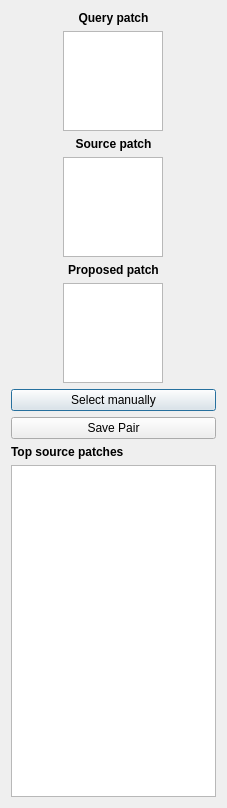
Old version of the form Interactive/TopPatchesDialog.ui in the repository daviddoria/PatchBasedInpainting.
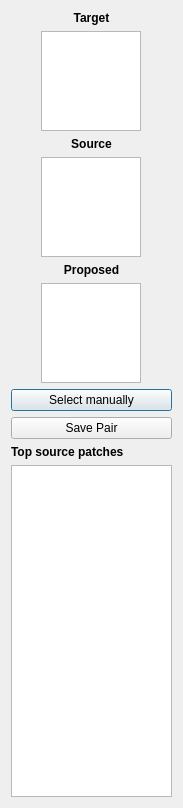
New version of the form.

Commit message: Center labels. Show full source patch.

```diff
--- a/Interactive/TopPatchesDialog.ui
+++ b/Interactive/TopPatchesDialog.ui
@@ -6,7 +6,7 @@
    <rect>
     <x>0</x>
     <y>0</y>
-    <width>227</width>
+    <width>183</width>
     <height>808</height>
    </rect>
   </property>
@@ -23,7 +23,7 @@
       </font>
      </property>
      <property name="text">
-      <string>Query patch</string>
+      <string>Target</string>
      </property>
      <property name="alignment">
       <set>Qt::AlignCenter</set>
@@ -62,7 +62,7 @@
       </font>
      </property>
      <property name="text">
-      <string>Source patch</string>
+      <string>Source</string>
      </property>
      <property name="alignment">
       <set>Qt::AlignCenter</set>
@@ -98,7 +98,7 @@
       </font>
      </property>
      <property name="text">
-      <string>Proposed patch</string>
+      <string>Proposed</string>
      </property>
      <property name="alignment">
       <set>Qt::AlignCenter</set>
```
The commit also changes 14 other files.
